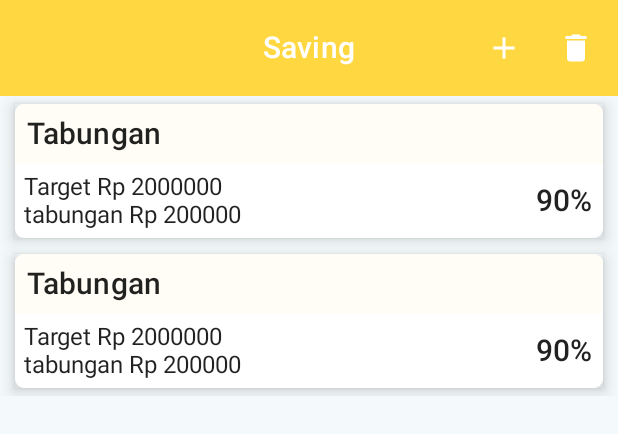
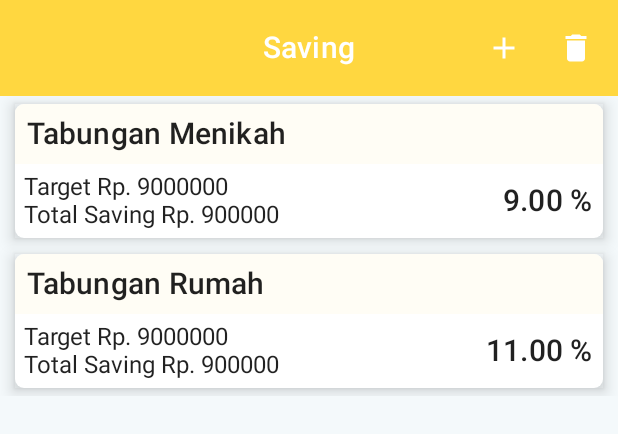
Before and after one commit to artfath/Nabung-Emas-App, an Android app built with Jetpack Compose: the @Preview function SavingPreview, on a phone screen of 412 x 824 dp. Shown: the top 434 px of the screen. Run offline under Robolectric (Android 15) with nearby library versions, the phone set to English and light mode, and no system bars; our stand-ins replace Room's generated code.

Commit message:
modification logic saving

```diff
--- a/app/src/main/java/com/apps/nabungemas/ui/AddTransactionFragment.kt
+++ b/app/src/main/java/com/apps/nabungemas/ui/AddTransactionFragment.kt
@@ -179,7 +179,7 @@ fun AddTransactionScreen(
             onCancelClick = onNavigateUp,
             onSaveClick = {
                 viewModel.addNewTransaction()
-                navigateBack()
+                onNavigateUp()
             }
         )
     }
--- a/app/src/main/java/com/apps/nabungemas/ui/SavingFragment.kt
+++ b/app/src/main/java/com/apps/nabungemas/ui/SavingFragment.kt
@@ -9,18 +9,24 @@ import androidx.compose.material.MaterialTheme
 import androidx.compose.material.Scaffold
 import androidx.compose.material.Text
 import androidx.compose.runtime.Composable
+import androidx.compose.runtime.collectAsState
+import androidx.compose.runtime.getValue
 import androidx.compose.ui.Alignment
 import androidx.compose.ui.Modifier
 import androidx.compose.ui.draw.clip
 import androidx.compose.ui.draw.shadow
 import androidx.compose.ui.graphics.Color
+import androidx.compose.ui.res.stringResource
 import androidx.compose.ui.tooling.preview.Preview
 import androidx.compose.ui.unit.dp
+import androidx.lifecycle.viewmodel.compose.viewModel
 import com.apps.nabungemas.MainTopAppBar
 import com.apps.nabungemas.R
+import com.apps.nabungemas.data.SavingTable
 import com.apps.nabungemas.data.TransactionTable
 import com.apps.nabungemas.ui.navigation.NavigationDestination
 import com.apps.nabungemas.ui.theme.MyApplicationTheme
+import com.apps.nabungemas.viewmodel.TransactionViewModel
 
 object SavingDestination: NavigationDestination {
     override val route: String = "saving"
@@ -101,7 +107,10 @@ object SavingDestination: NavigationDestination {
 //
 //}
 @Composable
-fun SavingScreen(navigateToAddSaving:()->Unit) {
+fun SavingScreen(navigateToAddSaving:()->Unit,
+viewModel: TransactionViewModel=viewModel(factory = AppViewModelProvider.Factory)
+) {
+    val listSaving by viewModel.allSavingState.collectAsState(initial = null)
     Scaffold(
         topBar = {
             MainTopAppBar(
@@ -113,10 +122,7 @@ fun SavingScreen(navigateToAddSaving:()->Unit) {
     )
     { innerPadding ->
         SavingBody(
-            itemList = listOf(
-                TransactionTable(0,"20 januari 2023","tabungan menikah",20000,1.0,"antam"),
-                TransactionTable(1,"20 januari 2023","tabungan menikah",20000,1.0,"antam")
-            ),
+            itemList = listSaving,
             modifier = Modifier.padding(innerPadding)
         )
     }
@@ -124,11 +130,11 @@ fun SavingScreen(navigateToAddSaving:()->Unit) {
 
 @Composable
 fun SavingBody(
-    itemList: List<TransactionTable>,
+    itemList: List<SavingTable>?,
     modifier: Modifier
 ) {
     Column() {
-        if (itemList.isEmpty()) {
+        if (itemList.isNullOrEmpty()) {
             Text(text = "No data")
         } else {
             SavingList(modifier = modifier,itemList)
@@ -139,7 +145,8 @@ fun SavingBody(
 }
 
 @Composable
-fun SavingList(modifier: Modifier, itemList: List<TransactionTable>) {
+fun SavingList(modifier: Modifier,
+               itemList: List<SavingTable>) {
     LazyColumn() {
         items(items = itemList) {
             SavingItem(modifier = modifier,it)
@@ -149,7 +156,7 @@ fun SavingList(modifier: Modifier, itemList: List<TransactionTable>) {
 
 @Composable
 fun SavingItem(modifier: Modifier,
-               transaction: TransactionTable
+               saving: SavingTable
 ) {
     Box(
         Modifier
@@ -167,7 +174,7 @@ fun SavingItem(modifier: Modifier,
                     .fillMaxWidth()
                     .background(color = Color(0xFFFFFDF5))) {
                     Text(modifier = modifier.padding(8.dp),
-                        text = "Tabungan",
+                        text = saving.savingCategory ?: "",
                         style = MaterialTheme.typography.h6)
                 }
 
@@ -178,12 +185,13 @@ fun SavingItem(modifier: Modifier,
                     Column(modifier = modifier.weight(1f)) {
                         Text(
                             modifier = modifier,
-                            text = "Target Rp 2000000",
+                            text = stringResource(id = R.string.target,saving.target.toString()),
                             style = MaterialTheme.typography.body1
                         )
                         Text(
                             modifier = modifier,
-                            text = "tabungan Rp 200000",
+                            text = stringResource(id = R.string.total_saving,
+                                saving.totalSaving.toString()),
                             style = MaterialTheme.typography.body1
                         )
                     }
@@ -191,7 +199,8 @@ fun SavingItem(modifier: Modifier,
 
                     Text(
                         modifier = modifier.padding(start = 4.dp),
-                        text = "90%",
+                        text = stringResource(id = R.string.percentage,
+                            saving.percentage ?: 0.0),
                         style = MaterialTheme.typography.h6
                     )
                 }
@@ -218,7 +227,8 @@ fun SavingItem(modifier: Modifier,
 @Preview(showBackground = true)
 @Composable
 fun SavingItemPreview(){
-    SavingItem(modifier = Modifier, transaction = TransactionTable(0,"20 januari 2023","tabungan menikah",20000,1.0,"antam"))
+    SavingItem(modifier = Modifier,
+        saving = SavingTable(savingCategory = "Tabungan Menikah", target = 9000000, totalSaving = 900000, percentage = 9.0))
 }
 
 
@@ -226,6 +236,21 @@ fun SavingItemPreview(){
 @Composable
 fun SavingPreview() {
     MyApplicationTheme(darkTheme = false) {
-        SavingScreen(navigateToAddSaving = {})
+        Scaffold(
+            topBar = {
+                MainTopAppBar(
+                    title = "Saving",
+                    version = 1,
+                    navigateAdd = {})
+            },
+            backgroundColor = Color(0xFFF4F9FB)
+        )
+        { innerPadding ->
+            SavingBody(
+                itemList = listOf(SavingTable(savingCategory = "Tabungan Menikah", target = 9000000, totalSaving = 900000, percentage = 9.0),
+                    SavingTable(savingCategory = "Tabungan Rumah", target = 9000000, totalSaving = 900000, percentage = 11.0)),
+                modifier = Modifier.padding(innerPadding)
+            )
+        }
     }
 }
--- a/app/src/main/java/com/apps/nabungemas/viewmodel/TransactionViewModel.kt
+++ b/app/src/main/java/com/apps/nabungemas/viewmodel/TransactionViewModel.kt
@@ -29,6 +29,7 @@ class TransactionViewModel(private val repository: TransactionsRepository) : Vie
     val category: LiveData<Boolean> = _category
 
     val allTransactionState: Flow<List<TransactionTable>> = repository.getTransactions()
+    val allSavingState: Flow<List<SavingTable>> = repository.getAllSaving()
 
     var transactionUiState by mutableStateOf(TransactionUiState())
         private set
--- a/app/src/main/res/values/strings.xml
+++ b/app/src/main/res/values/strings.xml
@@ -33,7 +33,7 @@
     <string name="price_double">Rp. %1$.2f</string>
     <string name="summary">Ringkasan</string>
     <string name="target_tabungan">Target *</string>
-    <string name="add_saving">Add Saving</string>
+    <string name="add_saving">Add Target Saving</string>
     <string name="add_transaction">Add Transaction</string>
     <string name="delete">Delete</string>
     <string name="selamat_menabung_emas">Selamat Menabung Emas</string>
```
Also changed, not shown: app/src/main/java/com/apps/nabungemas/ui/TransactionFragment.kt (+17 -1 lines).
